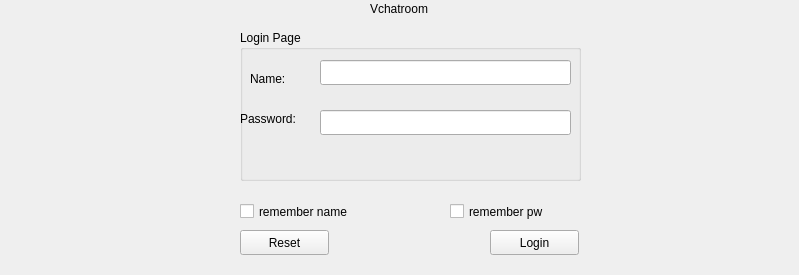
First picture: the form in TcpClient/logwidget.ui, repository xxzh12/OS_and_Linux_HomeWork, before the edit.
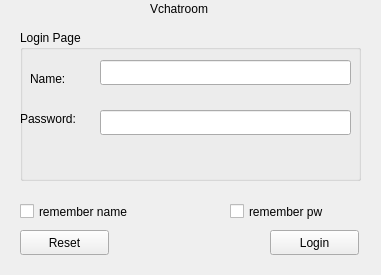
Second picture: the form after the edit.

The edit to the form file:
```diff
--- a/TcpClient/logwidget.ui
+++ b/TcpClient/logwidget.ui
@@ -6,7 +6,7 @@
    <rect>
     <x>0</x>
     <y>0</y>
-    <width>799</width>
+    <width>381</width>
     <height>275</height>
    </rect>
   </property>
@@ -16,7 +16,7 @@
   <widget class="QPushButton" name="btn_clear">
    <property name="geometry">
     <rect>
-     <x>240</x>
+     <x>20</x>
      <y>230</y>
      <width>89</width>
      <height>25</height>
@@ -29,7 +29,7 @@
   <widget class="QPushButton" name="btn_log">
    <property name="geometry">
     <rect>
-     <x>490</x>
+     <x>270</x>
      <y>230</y>
      <width>89</width>
      <height>25</height>
@@ -42,7 +42,7 @@
   <widget class="QCheckBox" name="check_pw">
    <property name="geometry">
     <rect>
-     <x>240</x>
+     <x>20</x>
      <y>200</y>
      <width>151</width>
      <height>23</height>
@@ -55,7 +55,7 @@
   <widget class="QCheckBox" name="check_name">
    <property name="geometry">
     <rect>
-     <x>450</x>
+     <x>230</x>
      <y>200</y>
      <width>151</width>
      <height>23</height>
@@ -68,7 +68,7 @@
   <widget class="QGroupBox" name="groupBox">
    <property name="geometry">
     <rect>
-     <x>240</x>
+     <x>20</x>
      <y>30</y>
      <width>341</width>
      <height>151</height>
@@ -127,7 +127,7 @@
   <widget class="QLabel" name="label_title">
    <property name="geometry">
     <rect>
-     <x>370</x>
+     <x>150</x>
      <y>0</y>
      <width>81</width>
      <height>17</height>
```
